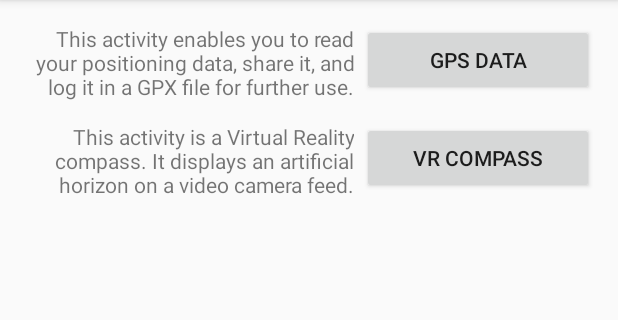
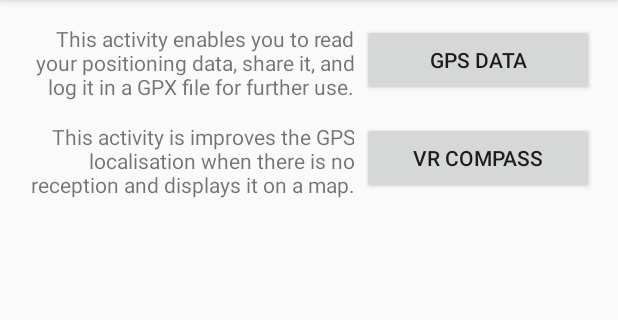
Before and after one commit to AugusteBourgois/CTOS, an Android app: the screen it shows after launch (MainActivity), on a phone screen of 412 x 824 dp, the part 84-404 px from its top. Run offline under Robolectric (Android 15) with nearby library versions, the phone set to English and light mode, and no system bars.

```diff
--- a/app/build.gradle
+++ b/app/build.gradle
@@ -5,7 +5,7 @@ android {
     buildToolsVersion '25.0.0'
     defaultConfig {
         applicationId "com.ghost.ctos"
-        minSdkVersion 19
+        minSdkVersion 21
         targetSdkVersion 23
         versionCode 1
         versionName "1.0"
--- a/app/src/main/java/com/ghost/ctos/GPSActivity.java
+++ b/app/src/main/java/com/ghost/ctos/GPSActivity.java
@@ -56,7 +56,7 @@ public class GPSActivity extends AppCompatActivity implements LocationListener {
     public static final int NMPH = 3;
     public static final double KMH_U = 3.6;
     public static final double MPH_U = 3600/1609.344;
-    public static final double NMPH_U = 3600/1852;
+    public static final double NMPH_U = 3600/1852.0;
 
     TextView textview_result;
 
--- a/app/src/main/java/com/ghost/ctos/LogPositionService.java
+++ b/app/src/main/java/com/ghost/ctos/LogPositionService.java
@@ -195,7 +195,7 @@ public class LogPositionService extends Service implements LocationListener {
 
     private void createGPXFile(){
         String currentDateTimeString = new SimpleDateFormat("yyyy-MM-dd'_'HH:mm:ss", Locale.getDefault()).format(new Date());
-        filename = getResources().getString(R.string.filename)+currentDateTimeString+".gpx";
+        filename = getResources().getString(R.string.filename_track)+currentDateTimeString+".gpx";
         File file;
         FileOutputStream outputStream;
         try {
--- a/app/src/main/java/com/ghost/ctos/MainActivity.java
+++ b/app/src/main/java/com/ghost/ctos/MainActivity.java
@@ -45,11 +45,11 @@ public class MainActivity extends AppCompatActivity {
             }
         });
 
-        Button cam_act = (Button) findViewById(R.id.button_vr);
+        Button cam_act = (Button) findViewById(R.id.button_agps);
         if(cam_act!=null) cam_act.setOnClickListener(new View.OnClickListener() {
             public void onClick(View v) {
                 if(perm_cam_act) {
-                    Intent intent = new Intent(context, VRActivity.class);
+                    Intent intent = new Intent(context, AssistedGPSActivity.class);
                     startActivity(intent);
                 }else{
                     String msg = getResources().getString(R.string.error_permission);
@@ -68,13 +68,17 @@ public class MainActivity extends AppCompatActivity {
                 Manifest.permission.WRITE_EXTERNAL_STORAGE) == PackageManager.PERMISSION_GRANTED;
         boolean sd_r = ContextCompat.checkSelfPermission(this,
                 Manifest.permission.READ_EXTERNAL_STORAGE) == PackageManager.PERMISSION_GRANTED;
-        if (!fine || !sd_r || !sd_w) {
-            ActivityCompat.requestPermissions(this, new String[]{Manifest.permission.ACCESS_FINE_LOCATION,
+        boolean cam = ContextCompat.checkSelfPermission(this,
+                Manifest.permission.CAMERA) == PackageManager.PERMISSION_GRANTED;
+        if (!fine || !sd_r || !sd_w || !cam) {
+            ActivityCompat.requestPermissions(this, new String[]{
+                    Manifest.permission.ACCESS_FINE_LOCATION,
                     Manifest.permission.READ_EXTERNAL_STORAGE,
-                    Manifest.permission.WRITE_EXTERNAL_STORAGE}, 200);
+                    Manifest.permission.WRITE_EXTERNAL_STORAGE,
+                    Manifest.permission.CAMERA}, 200);
         }
         perm_gps_act = fine && sd_r && sd_w;
-        perm_cam_act = true;
+        perm_cam_act = fine && sd_w && cam;
     }
 
     // Triggered by the requestPermissions function, when the user has answered
@@ -85,8 +89,9 @@ public class MainActivity extends AppCompatActivity {
                 boolean fine = grantResults[0] == PackageManager.PERMISSION_GRANTED;
                 boolean sd_r = grantResults[1] == PackageManager.PERMISSION_GRANTED;
                 boolean sd_w = grantResults[2] == PackageManager.PERMISSION_GRANTED;
+                boolean cam = grantResults[3] == PackageManager.PERMISSION_GRANTED;
                 perm_gps_act = fine && sd_r && sd_w;
-                perm_cam_act = true;
+                perm_cam_act = fine && sd_w && cam;
                 break;
         }
     }
--- a/app/src/main/res/layout/activity_main.xml
+++ b/app/src/main/res/layout/activity_main.xml
@@ -52,11 +52,11 @@
                     android:layout_width="220dp"
                     android:layout_height="match_parent"
                     android:layout_marginEnd="5dp"
-                    android:text="@string/vr_description"
+                    android:text="@string/agps_description"
                     android:textAlignment="viewEnd" />
 
                 <Button
-                    android:id="@+id/button_vr"
+                    android:id="@+id/button_agps"
                     android:layout_width="match_parent"
                     android:layout_height="wrap_content"
                     android:text="@string/button_vr" />
--- a/app/src/main/res/values/strings.xml
+++ b/app/src/main/res/values/strings.xml
@@ -1,7 +1,7 @@
 <resources>
     <string name="title_activity_main">CTOS</string>
     <string name="title_activity_gps">Position logging and sharing</string>
-    <string name="title_activity_vr">VR compass</string>
+    <string name="title_activity_agps">Assisted GPS</string>
     <string name="title_activity_options">Settings</string>
     <string name="title_activity_filemanager">Track files</string>
 
@@ -65,11 +65,10 @@
         &lt;time&gt;%4$s&lt;/time&gt;\n\t\t\t\t
         &lt;speed&gt;%5$s&lt;/speed&gt;\n\t\t\t
         &lt;/trkpt&gt;</string>
-    <string name="filename">CTOS_track_</string>
+    <string name="filename_track">CTOS_track_</string>
 
     <string name="gps_description">This activity enables you to read your positioning data, share it,
     and log it in a GPX file for further use.</string>
-    <string name="vr_description">This activity is a Virtual Reality compass. It displays an artificial
-    horizon on a video camera feed.</string>
-    <string name="title_activity_file_manager">FileManager</string>
+    <string name="agps_description">This activity is improves the GPS localisation when there is no
+    reception and displays it on a map.</string>
 </resources>
```
Also changed, not shown: app/src/main/AndroidManifest.xml (+13 -4 lines), app/src/main/java/com/ghost/ctos/AssistedGPSActivity.java (added, +7 -0 lines), app/src/main/java/com/ghost/ctos/VRActivity.java (deleted, +0 -13 lines), app/src/main/res/layout/activity_vr.xml (+3 -7 lines).
